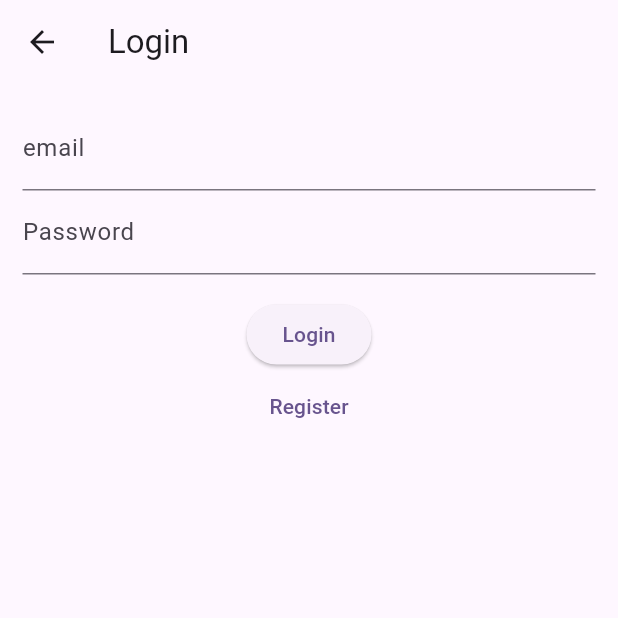
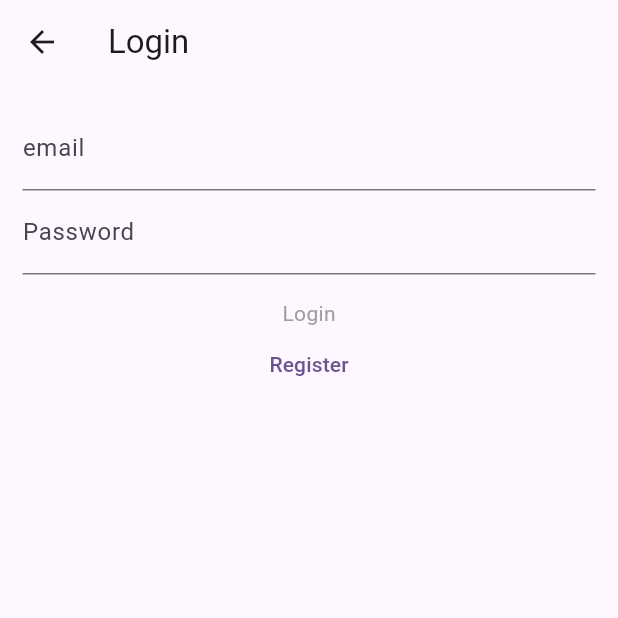
Before and after one commit to Satoru-PriChan/HighProteinChef, a Flutter app: the screen it shows after launch, after a tap on "Please login to use recipe search functi", on a phone screen of 412 x 824 dp, the top half of it. Run offline on Flutter 3.47's test engine with Material 3 defaults, Android fonts, the phone set to English and light mode, and no system bars; our stand-ins replace firebase_auth, firebase_core, logger, sqflite; accounts and stored records are empty.

Commit message:
Feat: Implement validation in login screen

```diff
--- a/lib/screens/login_screen.dart
+++ b/lib/screens/login_screen.dart
@@ -2,7 +2,6 @@ import 'package:firebase_auth/firebase_auth.dart';
 import 'package:flutter/material.dart';
 import 'package:provider/provider.dart';
 import 'package:high_protein_chef/providers/auth_provider.dart' as Auth;
-import 'package:high_protein_chef/screens/register_screen.dart';
 import 'package:high_protein_chef/routers/app_router.dart';
 
 class LoginScreen extends StatefulWidget {
@@ -15,6 +14,11 @@ class LoginScreen extends StatefulWidget {
 class _LoginScreenState extends State<LoginScreen> {
   final emailController = TextEditingController();
   final passwordController = TextEditingController();
+  final _emailFormKey = GlobalKey<FormState>();
+  final _passwordFormKey = GlobalKey<FormState>();
+  bool _isEmailValid = false;
+  bool _isPasswordValid = false;
+
   User? previousUser;
 
   @override
@@ -42,35 +46,70 @@ class _LoginScreenState extends State<LoginScreen> {
     final authProvider = Provider.of<Auth.AuthProvider>(context);
 
     return Scaffold(
-      appBar: AppBar(title: Text("Login"),),
+      appBar: AppBar(title: const Text("Login"),),
       body: Padding(
         padding: const EdgeInsets.all(15),
         child: Column(
           children: [
-            TextField(
+            Form(
+              key: _emailFormKey,
+              child: TextFormField(
                 controller: emailController,
-              decoration: InputDecoration(
+                onChanged: (value) {
+                  setState(() {
+                    _isEmailValid = _emailFormKey.currentState?.validate() ?? _isEmailValid;
+                  });
+                },
+                validator: (value) {
+                  if (authProvider.isValidEmail(value ?? "")) {
+                    return null;
+                  } else {
+                    return "This is not a valid email";
+                  }
+                },
+                decoration: const InputDecoration(
                   labelText: "email",
                   ),
                 ),
-              TextField(
+            ),
+            Form(
+              key: _passwordFormKey,
+              child: TextFormField(
                 controller: passwordController,
                 obscureText: true,
                 enableSuggestions: false,
                 autocorrect: false,
-                decoration: InputDecoration(
+                onChanged: (value) {
+                  setState(() {
+                    _isPasswordValid = _passwordFormKey.currentState?.validate() ?? _isPasswordValid;
+                  });
+                },
+                validator: (value) {
+                  if (authProvider.isValidPassword(value ?? "")) {
+                    return null;
+                  } else {
+                    return "At least an uppercase, a lowercase, a numeric and a special character.";
+                  }
+                },
+                decoration: const InputDecoration(
                   labelText: 'Password',
                 ),
               ),
-              SizedBox(height: 16),
+            ),
+            const SizedBox(height: 16),
+
             authProvider.isLoading
-                ? CircularProgressIndicator()
-                : ElevatedButton(
+              ? const CircularProgressIndicator()
+              : _isEmailValid && _isPasswordValid ?
+                ElevatedButton(
                   onPressed: () {
                     authProvider.login(emailController.text, passwordController.text);
                   },
-                  child: Text("Login"),
-                  ),
+                  child: const Text("Login"),
+                )
+               :
+                const Text("Login", style: TextStyle(color: Colors.grey),),
+
               TextButton(
                 onPressed: () {
                   Navigator.pushNamed(
@@ -78,9 +117,8 @@ class _LoginScreenState extends State<LoginScreen> {
                     "/register"
                   );
                 },
-                  child: Text("Register")
+                child: const Text("Register")
               )
-
           ],
         )
         ),
```
Also changed, not shown: lib/providers/auth_provider.dart (+12 -0 lines). Lines whose indentation alone changed are shown as unchanged.
